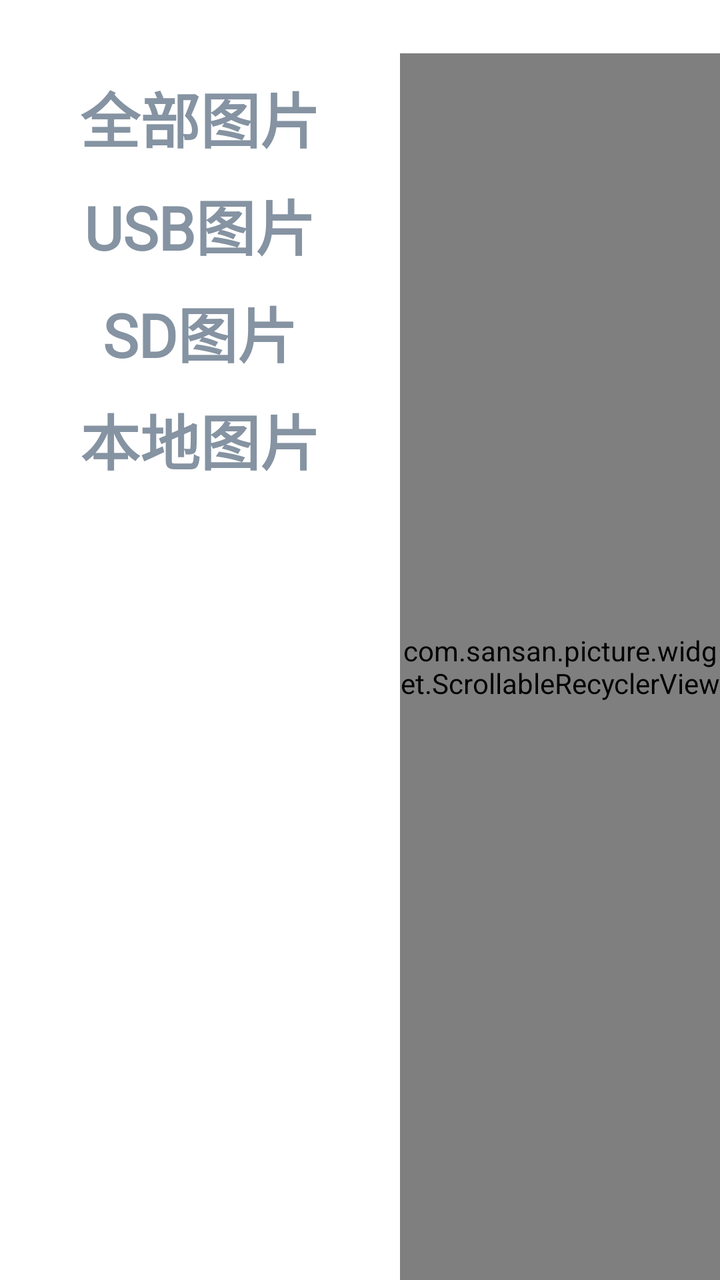
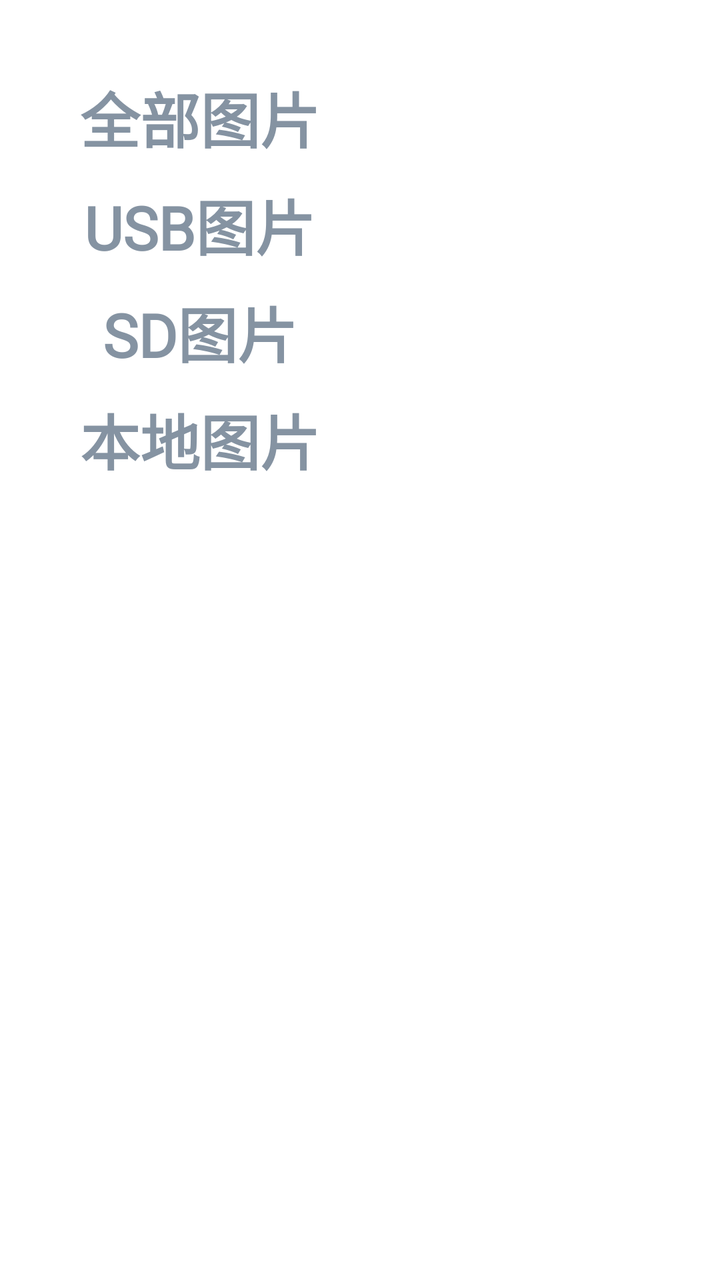

Two renders of the same Android screen: before a commit and after it. Below are the layout's source before the change and the commit's diff.
<!-- AndroidManifest.xml: application theme AppTheme -->
<!-- res/layout/activity_main.xml -->
<?xml version="1.0" encoding="utf-8"?>
<LinearLayout xmlns:android="http://schemas.android.com/apk/res/android"
    xmlns:app="http://schemas.android.com/apk/res-auto"
    android:layout_width="match_parent"
    android:layout_height="match_parent"
    android:orientation="horizontal"
    android:paddingTop="80px">

    <LinearLayout
        android:layout_width="200dp"
        android:layout_height="match_parent"
        android:gravity="center_horizontal"
        android:orientation="vertical">

        <TextView
            android:id="@+id/tv_all_picture"
            android:layout_width="wrap_content"
            android:layout_height="wrap_content"
            android:layout_marginTop="10dp"
            android:fontFamily="@font/alibabapuhuiti_3_65_medium"
            android:text="全部图片"
            android:textColor="@color/color_8593A2"
            android:textSize="30sp"
            android:textStyle="bold" />

        <TextView
            android:id="@+id/tv_usb_picture"
            android:layout_width="wrap_content"
            android:layout_height="wrap_content"
            android:layout_marginTop="10dp"
            android:fontFamily="@font/alibabapuhuiti_3_65_medium"
            android:text="USB图片"
            android:textColor="@color/color_8593A2"
            android:textSize="30sp"
            android:textStyle="bold" />

        <TextView
            android:id="@+id/tv_sd_picture"
            android:layout_width="wrap_content"
            android:layout_height="wrap_content"
            android:layout_marginTop="10dp"
            android:fontFamily="@font/alibabapuhuiti_3_65_medium"
            android:text="SD图片"
            android:textColor="@color/color_8593A2"
            android:textSize="30sp"
            android:textStyle="bold" />

        <TextView
            android:id="@+id/tv_local_picture"
            android:layout_width="wrap_content"
            android:layout_height="wrap_content"
            android:layout_marginTop="10dp"
            android:fontFamily="@font/alibabapuhuiti_3_65_medium"
            android:text="本地图片"
            android:textColor="@color/color_8593A2"
            android:textSize="30sp"
            android:textStyle="bold" />

    </LinearLayout>













    <com.sansan.picture.widget.ScrollableRecyclerView
        android:id="@+id/rv_picture"
        android:layout_width="match_parent"
        android:layout_height="match_parent" />


</LinearLayout>
<!-- resources referenced by this layout -->
<resources>
  <color name="color_8593A2">#8593A2</color>
  <style name="AppTheme" parent="Theme.AppCompat.Light.NoActionBar">
  
          <item name="colorPrimary">@color/color_transparent</item>
          <item name="colorPrimaryDark">@color/color_transparent</item>
          <item name="colorAccent">@color/color_transparent</item>
          <item name="android:windowBackground">@color/white</item>
  
          <item name="android:windowTranslucentNavigation">false</item>
          <item name="android:windowTranslucentStatus">false</item>
          <item name="android:windowIsTranslucent">false</item>
  
          <item name="android:windowAnimationStyle">@style/Animation</item>
  
      </style>
  <color name="color_transparent">#00000000</color>
  <color name="white">#FFFFFFFF</color>
  <style name="Animation">
          <item name="android:activityOpenEnterAnimation">@null</item>
          <item name="android:activityOpenExitAnimation">@null</item>
          <item name="android:activityCloseEnterAnimation">@null</item>
          <item name="android:activityCloseExitAnimation">@null</item>
          <item name="android:taskOpenEnterAnimation">@null</item>
          <item name="android:taskOpenExitAnimation">@null</item>
          <item name="android:taskCloseEnterAnimation">@null</item>
          <item name="android:taskCloseExitAnimation">@null</item>
          <item name="android:taskToFrontEnterAnimation">@null</item>
          <item name="android:taskToFrontExitAnimation">@null</item>
          <item name="android:taskToBackEnterAnimation">@null</item>
          <item name="android:taskToBackExitAnimation">@null</item>
      </style>
</resources>

<!-- the commit's change to res/layout/activity_main.xml (unified diff, before → after) -->
@@ -59,16 +59,13 @@
     </LinearLayout>
 
 
-
-
-
-
-
-
-
-
-
-
+    <androidx.recyclerview.widget.RecyclerView
+        android:id="@+id/rv_folder_picture"
+        android:layout_width="match_parent"
+        android:layout_height="match_parent"
+        android:fadeScrollbars="false"
+        android:orientation="vertical"
+        android:overScrollMode="never" />
 
     <com.sansan.picture.widget.ScrollableRecyclerView
         android:id="@+id/rv_picture"
